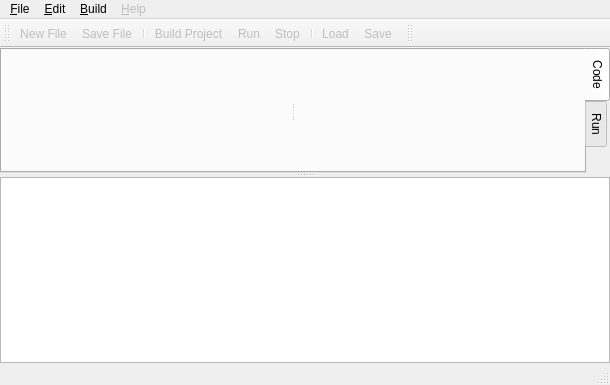
Qt form src/simdsp.ui (lmcapacho/SimDSP) before a commit.
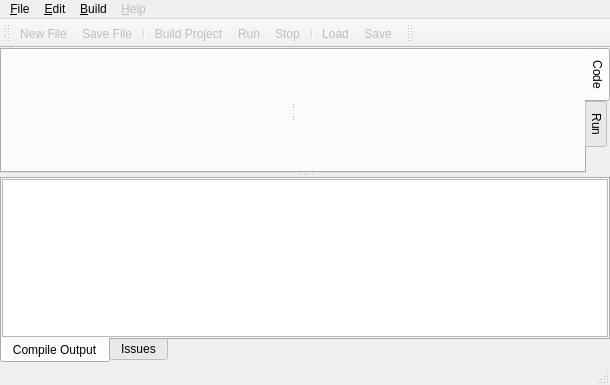
The same form after that commit. Icons and pictures are not drawn. Custom widgets are drawn as their Qt base class.

Commit message: Get errors and Warnings in issues tab

```diff
--- a/src/simdsp.ui
+++ b/src/simdsp.ui
@@ -21,7 +21,7 @@
    <string notr="true"/>
   </property>
   <widget class="QWidget" name="centralWidget">
-   <layout class="QGridLayout" name="gridLayout">
+   <layout class="QGridLayout" name="gridLayout_2">
     <property name="leftMargin">
      <number>0</number>
     </property>
@@ -39,18 +39,6 @@
     </property>
     <item row="0" column="0">
      <widget class="QSplitter" name="mainSplitter">
-      <property name="sizePolicy">
-       <sizepolicy hsizetype="Preferred" vsizetype="Expanding">
-        <horstretch>0</horstretch>
-        <verstretch>0</verstretch>
-       </sizepolicy>
-      </property>
-      <property name="minimumSize">
-       <size>
-        <width>0</width>
-        <height>0</height>
-       </size>
-      </property>
       <property name="orientation">
        <enum>Qt::Vertical</enum>
       </property>
@@ -160,6 +148,64 @@
         </layout>
        </widget>
       </widget>
+      <widget class="QTabWidget" name="outputTab">
+       <property name="sizePolicy">
+        <sizepolicy hsizetype="Preferred" vsizetype="Preferred">
+         <horstretch>0</horstretch>
+         <verstretch>0</verstretch>
+        </sizepolicy>
+       </property>
+       <property name="layoutDirection">
+        <enum>Qt::LeftToRight</enum>
+       </property>
+       <property name="autoFillBackground">
+        <bool>true</bool>
+       </property>
+       <property name="tabPosition">
+        <enum>QTabWidget::South</enum>
+       </property>
+       <property name="currentIndex">
+        <number>0</number>
+       </property>
+       <property name="elideMode">
+        <enum>Qt::ElideNone</enum>
+       </property>
+       <property name="usesScrollButtons">
+        <bool>true</bool>
+       </property>
+       <property name="documentMode">
+        <bool>false</bool>
+       </property>
+       <property name="tabsClosable">
+        <bool>false</bool>
+       </property>
+       <property name="movable">
+        <bool>false</bool>
+       </property>
+       <property name="tabBarAutoHide">
+        <bool>false</bool>
+       </property>
+       <widget class="QWidget" name="appTab">
+        <attribute name="title">
+         <string>Compile Output</string>
+        </attribute>
+        <layout class="QGridLayout" name="gridLayout_4">
+         <property name="leftMargin">
+          <number>0</number>
+         </property>
+         <property name="topMargin">
+          <number>0</number>
+         </property>
+         <property name="rightMargin">
+          <number>0</number>
+         </property>
+         <property name="bottomMargin">
+          <number>0</number>
+         </property>
+         <property name="spacing">
+          <number>0</number>
+         </property>
+         <item row="0" column="0">
       <widget class="QTextEdit" name="appOutput">
        <property name="sizePolicy">
         <sizepolicy hsizetype="Expanding" vsizetype="Expanding">
@@ -179,21 +225,75 @@
          <height>16777215</height>
         </size>
        </property>
+           <property name="font">
+            <font>
+             <pointsize>11</pointsize>
+            </font>
+           </property>
        <property name="autoFillBackground">
         <bool>false</bool>
        </property>
        <property name="styleSheet">
         <string notr="true"/>
        </property>
+           <property name="lineWidth">
+            <number>1</number>
+           </property>
        <property name="sizeAdjustPolicy">
         <enum>QAbstractScrollArea::AdjustIgnored</enum>
        </property>
+           <property name="documentTitle">
+            <string/>
+           </property>
+           <property name="lineWrapColumnOrWidth">
+            <number>0</number>
+           </property>
        <property name="readOnly">
         <bool>true</bool>
        </property>
        <property name="placeholderText">
         <string/>
        </property>
+          </widget>
+         </item>
+        </layout>
+       </widget>
+       <widget class="QWidget" name="issuesTab">
+        <attribute name="title">
+         <string>Issues</string>
+        </attribute>
+        <layout class="QGridLayout" name="gridLayout">
+         <property name="leftMargin">
+          <number>0</number>
+         </property>
+         <property name="topMargin">
+          <number>0</number>
+         </property>
+         <property name="rightMargin">
+          <number>0</number>
+         </property>
+         <property name="bottomMargin">
+          <number>0</number>
+         </property>
+         <property name="spacing">
+          <number>0</number>
+         </property>
+         <item row="0" column="0">
+          <widget class="QTextEdit" name="issuesOutput">
+           <property name="readOnly">
+            <bool>true</bool>
+           </property>
+           <property name="html">
+            <string>&lt;!DOCTYPE HTML PUBLIC &quot;-//W3C//DTD HTML 4.0//EN&quot; &quot;http://www.w3.org/TR/REC-html40/strict.dtd&quot;&gt;
+&lt;html&gt;&lt;head&gt;&lt;meta name=&quot;qrichtext&quot; content=&quot;1&quot; /&gt;&lt;style type=&quot;text/css&quot;&gt;
+p, li { white-space: pre-wrap; }
+&lt;/style&gt;&lt;/head&gt;&lt;body style=&quot; font-family:'Ubuntu'; font-size:11pt; font-weight:400; font-style:normal;&quot;&gt;
+&lt;p style=&quot;-qt-paragraph-type:empty; margin-top:0px; margin-bottom:0px; margin-left:0px; margin-right:0px; -qt-block-indent:0; text-indent:0px;&quot;&gt;&lt;br /&gt;&lt;/p&gt;&lt;/body&gt;&lt;/html&gt;</string>
+           </property>
+          </widget>
+         </item>
+        </layout>
+       </widget>
       </widget>
      </widget>
     </item>
```
Lines whose indentation alone changed are shown as unchanged. The commit also changes 8 other files.
